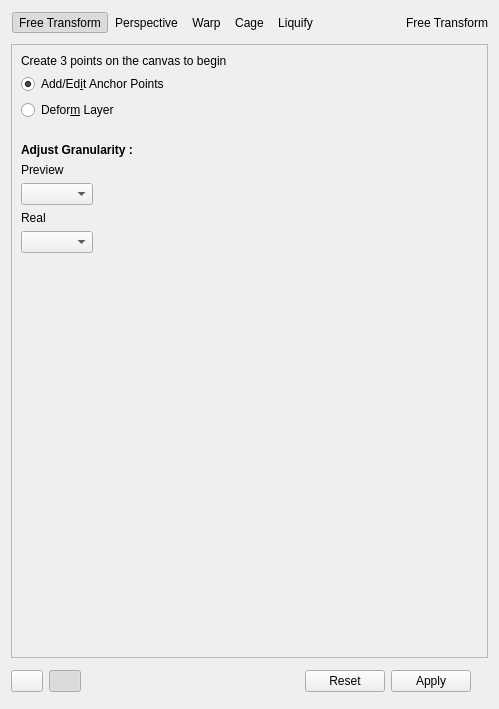
First picture: the form in plugins/tools/tool_transform2/wdg_tool_transform.ui, repository KDE/krita, before the edit.
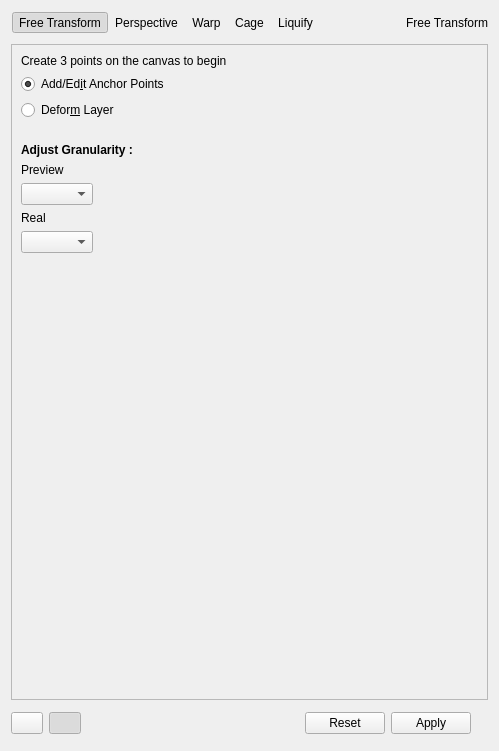
Second picture: the form after the edit. Custom widgets are drawn as their Qt base class.

Commit message:
tool/transform: fixes the awkward space in tool options Summary: The size of the vertical spacer was probably disturbed while I was working the cage transform options, this patch should fix it.
BUG:403591
Reviewers: #krita, woltherav
Reviewed By: #krita, woltherav
Subscribers: #krita
Tags: #krita

Patch:
```diff
--- a/plugins/tools/tool_transform2/wdg_tool_transform.ui
+++ b/plugins/tools/tool_transform2/wdg_tool_transform.ui
@@ -7,7 +7,7 @@
     <x>0</x>
     <y>0</y>
     <width>499</width>
-    <height>709</height>
+    <height>751</height>
    </rect>
   </property>
   <property name="sizePolicy">
@@ -1741,8 +1741,8 @@
          </property>
          <property name="sizeHint" stdset="0">
           <size>
-           <width>17</width>
-           <height>411</height>
+           <width>20</width>
+           <height>10</height>
           </size>
          </property>
         </spacer>
```
Left out of the diff: 2 changed lines with no effect on the pictures.
